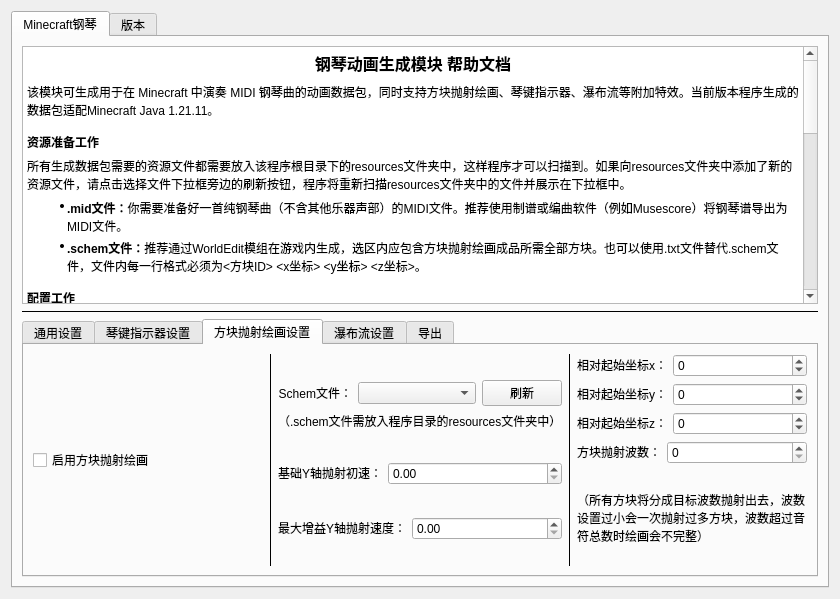
Old version of the form ui/main.ui in the repository klue007/VanillaAnimationGenerator.
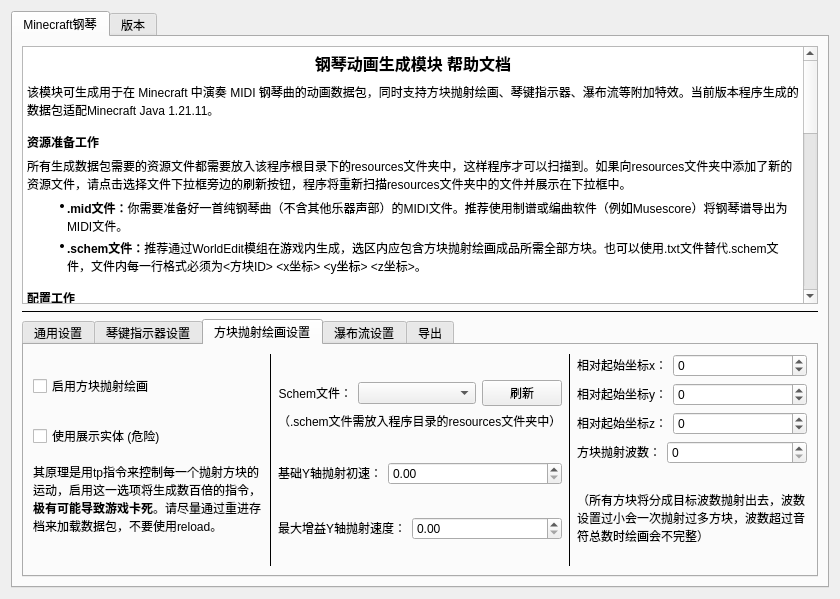
New version of the form. The open tabs and pages were chosen to show the change.

```diff
--- a/ui/main.ui
+++ b/ui/main.ui
@@ -510,6 +510,8 @@
            <item>
             <layout class="QVBoxLayout" name="verticalLayout_16">
              <item>
+              <layout class="QVBoxLayout" name="verticalLayout_19">
+               <item>
               <widget class="QCheckBox" name="checkBox_2">
                <property name="sizePolicy">
                 <sizepolicy hsizetype="Minimum" vsizetype="Fixed">
@@ -521,6 +523,35 @@
                 <string>启用方块抛射绘画</string>
                </property>
               </widget>
+               </item>
+              </layout>
+             </item>
+             <item>
+              <layout class="QVBoxLayout" name="verticalLayout_18">
+               <item>
+                <widget class="QCheckBox" name="checkBox_4">
+                 <property name="text">
+                  <string>使用展示实体 (危险)</string>
+                 </property>
+                </widget>
+               </item>
+               <item>
+                <widget class="QLabel" name="label_32">
+                 <property name="sizePolicy">
+                  <sizepolicy hsizetype="Preferred" vsizetype="Fixed">
+                   <horstretch>0</horstretch>
+                   <verstretch>0</verstretch>
+                  </sizepolicy>
+                 </property>
+                 <property name="text">
+                  <string>&lt;html&gt;&lt;head/&gt;&lt;body&gt;&lt;p&gt;其原理是用tp指令来控制每一个抛射方块的运动，启用这一选项将生成数百倍的指令，&lt;span style=&quot; font-weight:700;&quot;&gt;极有可能导致游戏卡死&lt;/span&gt;。请尽量通过重进存档来加载数据包，不要使用reload。&lt;/p&gt;&lt;/body&gt;&lt;/html&gt;</string>
+                 </property>
+                 <property name="wordWrap">
+                  <bool>true</bool>
+                 </property>
+                </widget>
+               </item>
+              </layout>
              </item>
             </layout>
            </item>
```
Lines whose indentation alone changed are shown as unchanged.
